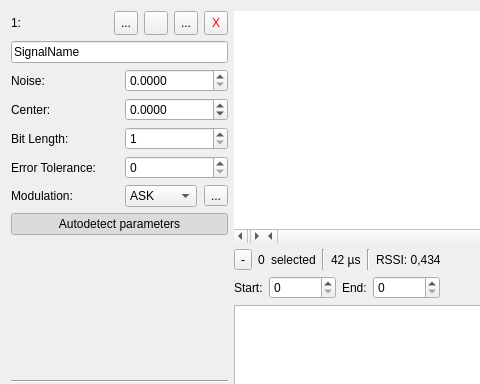
Old version of the form data/ui/signal_frame.ui in the repository jopohl/urh; both pictures show x 0 to 480 and y 0 to 384 of the 1057 by 539 pixel window.
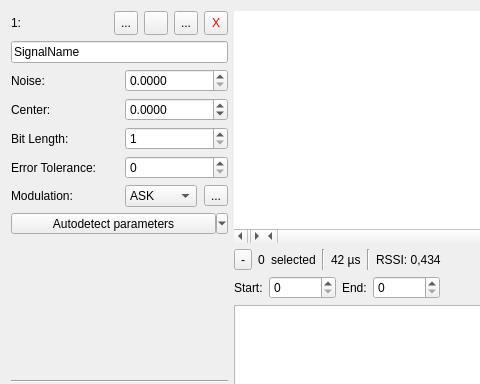
New version of the form. Icons and pictures are not drawn. Custom widgets are drawn as their Qt base class.

Commit message: make multi button for selecting auto detect options

What changed in the file:
```diff
--- a/data/ui/signal_frame.ui
+++ b/data/ui/signal_frame.ui
@@ -428,32 +428,6 @@
        </property>
       </widget>
      </item>
-     <item row="11" column="0" colspan="2">
-      <widget class="QPushButton" name="btnAutoDetect">
-       <property name="toolTip">
-        <string>&lt;html&gt;&lt;head/&gt;&lt;body&gt;&lt;p&gt;Automatically detect Center, Bit Length and Tolerance, when you change the demodulation type. You can disable this behaviour for faster switching between demodulations.&lt;/p&gt;&lt;/body&gt;&lt;/html&gt;</string>
-       </property>
-       <property name="text">
-        <string>Autodetect parameters</string>
-       </property>
-       <property name="icon">
-        <iconset theme="system-software-update">
-         <normaloff>.</normaloff>.</iconset>
-       </property>
-       <property name="iconSize">
-        <size>
-         <width>16</width>
-         <height>16</height>
-        </size>
-       </property>
-       <property name="checkable">
-        <bool>true</bool>
-       </property>
-       <property name="checked">
-        <bool>true</bool>
-       </property>
-      </widget>
-     </item>
      <item row="15" column="1">
       <widget class="QComboBox" name="cbSignalView">
        <property name="sizePolicy">
@@ -697,6 +671,40 @@
        </property>
       </widget>
      </item>
+     <item row="11" column="0" colspan="2">
+      <widget class="QToolButton" name="btnAutoDetect">
+       <property name="sizePolicy">
+        <sizepolicy hsizetype="Preferred" vsizetype="Fixed">
+         <horstretch>0</horstretch>
+         <verstretch>0</verstretch>
+        </sizepolicy>
+       </property>
+       <property name="toolTip">
+        <string>&lt;html&gt;&lt;head/&gt;&lt;body&gt;&lt;p&gt;Automatically detect &lt;span style=&quot; font-weight:600;&quot;&gt;center&lt;/span&gt;, &lt;span style=&quot; font-weight:600;&quot;&gt;bit length&lt;/span&gt; and &lt;span style=&quot; font-weight:600;&quot;&gt;tolerance&lt;/span&gt;. You can also choose to addtionally detect the &lt;span style=&quot; font-weight:600;&quot;&gt;noise&lt;/span&gt; and &lt;span style=&quot; font-weight:600;&quot;&gt;modulation&lt;/span&gt; when clicking this button.&lt;/p&gt;&lt;/body&gt;&lt;/html&gt;</string>
+       </property>
+       <property name="text">
+        <string>Autodetect parameters</string>
+       </property>
+       <property name="iconSize">
+        <size>
+         <width>16</width>
+         <height>16</height>
+        </size>
+       </property>
+       <property name="checkable">
+        <bool>false</bool>
+       </property>
+       <property name="checked">
+        <bool>false</bool>
+       </property>
+       <property name="popupMode">
+        <enum>QToolButton::MenuButtonPopup</enum>
+       </property>
+       <property name="arrowType">
+        <enum>Qt::NoArrow</enum>
+       </property>
+      </widget>
+     </item>
     </layout>
    </item>
    <item>
```
The commit also changes 4 other files.
